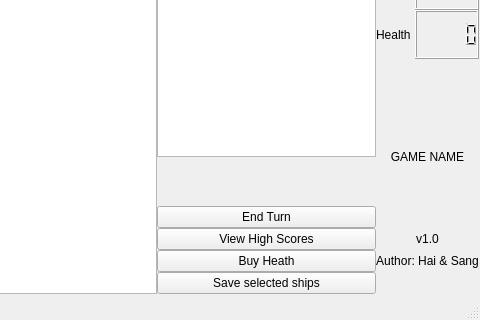
Old version of the form GalaxyGame/Student/mainwindow.ui in the repository jarvisluong/GalaxyGame; both pictures show x 282 to 762 and y 156 to 476 of the 762 by 476 pixel window.
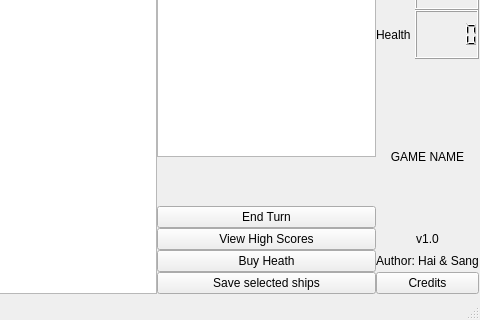
New version of the form.

Commit message: view credit for image on the internet

Diff of the .ui file:
```diff
--- a/GalaxyGame/Student/mainwindow.ui
+++ b/GalaxyGame/Student/mainwindow.ui
@@ -14,7 +14,7 @@
    <string>MainWindow</string>
   </property>
   <widget class="QWidget" name="centralwidget">
-   <widget class="QWidget" name="">
+   <widget class="QWidget" name="layoutWidget">
     <property name="geometry">
      <rect>
       <x>0</x>
@@ -121,6 +121,13 @@
      <item row="1" column="3">
       <widget class="QLCDNumber" name="pointLCDNumber"/>
      </item>
+     <item row="10" column="2" colspan="2">
+      <widget class="QPushButton" name="viewCreditsBtn">
+       <property name="text">
+        <string>Credits</string>
+       </property>
+      </widget>
+     </item>
     </layout>
    </widget>
   </widget>
```
The commit also changes 7 other files.
